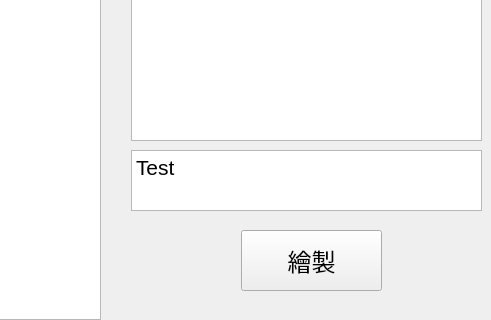
Old version of the form EquationDrawer/EquationDrawer/EquationDrawer.ui in the repository leta0620/EquationDrawer; both pictures show x 709 to 1200 and y 490 to 810 of the 1200 by 810 pixel window.
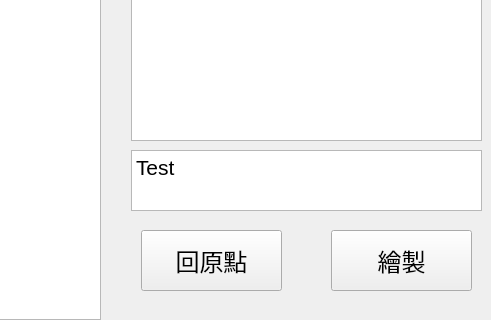
New version of the form.

```diff
--- a/EquationDrawer/EquationDrawer/EquationDrawer.ui
+++ b/EquationDrawer/EquationDrawer/EquationDrawer.ui
@@ -26,7 +26,7 @@
   <widget class="QPushButton" name="pushButton_Draw">
    <property name="geometry">
     <rect>
-     <x>950</x>
+     <x>1040</x>
      <y>720</y>
      <width>141</width>
      <height>61</height>
@@ -102,6 +102,24 @@
     <set>Qt::AlignLeading|Qt::AlignLeft|Qt::AlignTop</set>
    </property>
   </widget>
+  <widget class="QPushButton" name="pushButton_Back">
+   <property name="geometry">
+    <rect>
+     <x>850</x>
+     <y>720</y>
+     <width>141</width>
+     <height>61</height>
+    </rect>
+   </property>
+   <property name="font">
+    <font>
+     <pointsize>18</pointsize>
+    </font>
+   </property>
+   <property name="text">
+    <string>回原點</string>
+   </property>
+  </widget>
  </widget>
  <layoutdefault spacing="6" margin="11"/>
  <resources>
```
